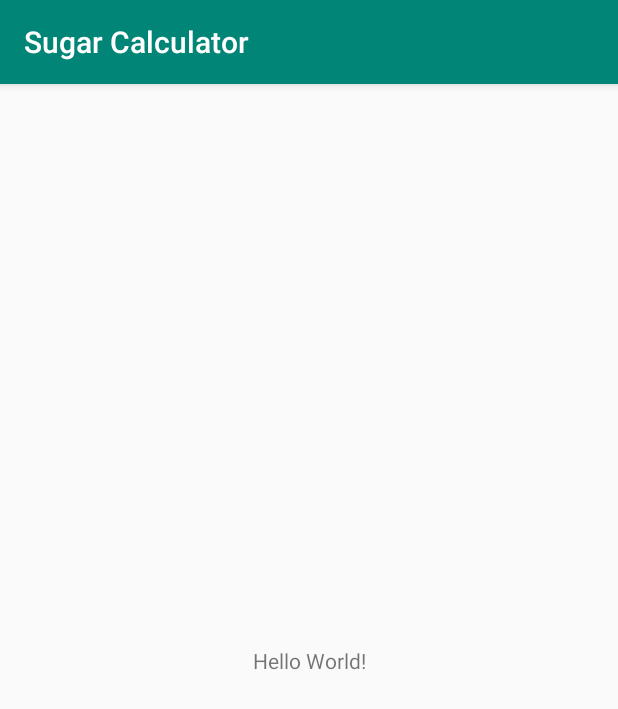
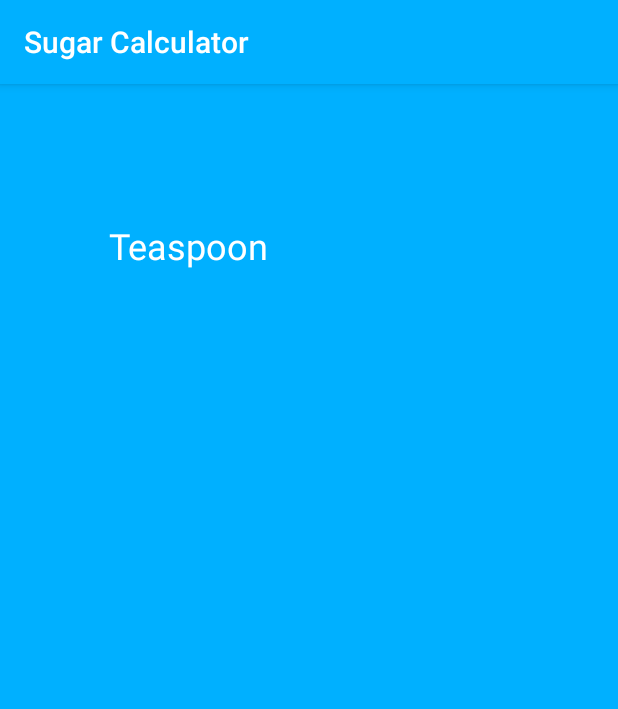
Before and after one commit to kristenmabry/rosehack_app, an Android app: the screen it shows after launch (MainActivity), on a phone screen of 412 x 824 dp. Shown: the top 709 px of the screen. Run offline under Robolectric (Android 15) with nearby library versions, the phone set to English and light mode, and no system bars.

Commit message:
Added title

```diff
--- a/SugarCalculator/app/src/main/res/layout/activity_main.xml
+++ b/SugarCalculator/app/src/main/res/layout/activity_main.xml
@@ -4,15 +4,20 @@
     xmlns:tools="http://schemas.android.com/tools"
     android:layout_width="match_parent"
     android:layout_height="match_parent"
+    android:background="@color/colorPrimary"
     tools:context=".MainActivity">
 
     <TextView
         android:layout_width="wrap_content"
         android:layout_height="wrap_content"
-        android:text="Hello World!"
+        android:text="@string/teaspoon"
+        android:textColor="@color/colorAccent"
+        android:textSize="24sp"
         app:layout_constraintBottom_toBottomOf="parent"
+        app:layout_constraintHorizontal_bias="0.238"
         app:layout_constraintLeft_toLeftOf="parent"
         app:layout_constraintRight_toRightOf="parent"
-        app:layout_constraintTop_toTopOf="parent" />
+        app:layout_constraintTop_toTopOf="parent"
+        app:layout_constraintVertical_bias="0.124" />
 
 </android.support.constraint.ConstraintLayout>
--- a/SugarCalculator/app/src/main/res/values/colors.xml
+++ b/SugarCalculator/app/src/main/res/values/colors.xml
@@ -1,6 +1,6 @@
 <?xml version="1.0" encoding="utf-8"?>
 <resources>
-    <color name="colorPrimary">#008577</color>
+    <color name="colorPrimary">#00B0FF</color>
     <color name="colorPrimaryDark">#00574B</color>
-    <color name="colorAccent">#D81B60</color>
+    <color name="colorAccent">#FFFFFF</color>
 </resources>
--- a/SugarCalculator/app/src/main/res/values/strings.xml
+++ b/SugarCalculator/app/src/main/res/values/strings.xml
@@ -1,3 +1,4 @@
 <resources>
     <string name="app_name">Sugar Calculator</string>
+    <string name="teaspoon">Teaspoon</string>
 </resources>
```
